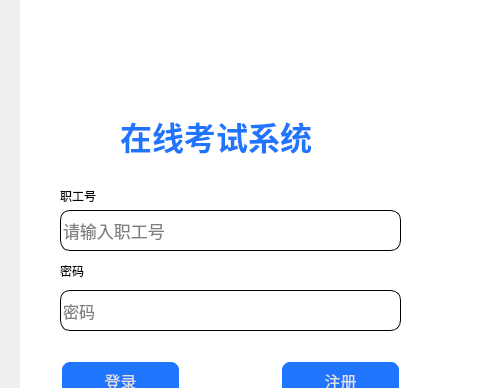
Above: ExamSystemTeacher/widget.ui from XieFuy/ExamSystemTeacherEnd before the change; both pictures show x 442 to 923 and y 0 to 388 of the 923 by 562 pixel window. Below: the same form after it.
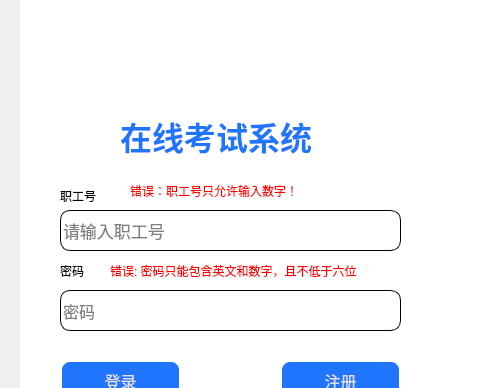
That is the form after the change. Icons and pictures are not drawn.

Commit message: 1、完成登录页面前端的数据校验功能和登录校验功能。

What changed in the file:
```diff
--- a/ExamSystemTeacher/widget.ui
+++ b/ExamSystemTeacher/widget.ui
@@ -285,6 +285,49 @@
        <string>在线考试系统</string>
       </property>
      </widget>
+     <widget class="QLabel" name="label_7">
+      <property name="geometry">
+       <rect>
+        <x>110</x>
+        <y>175</y>
+        <width>211</width>
+        <height>31</height>
+       </rect>
+      </property>
+      <property name="font">
+       <font>
+        <pointsize>9</pointsize>
+       </font>
+      </property>
+      <property name="styleSheet">
+       <string notr="true">#label_7
+{
+color:red;
+}</string>
+      </property>
+      <property name="text">
+       <string>错误：职工号只允许输入数字！</string>
+      </property>
+     </widget>
+     <widget class="QLabel" name="label_8">
+      <property name="geometry">
+       <rect>
+        <x>90</x>
+        <y>260</y>
+        <width>321</width>
+        <height>21</height>
+       </rect>
+      </property>
+      <property name="styleSheet">
+       <string notr="true">#label_8
+{
+color:red;
+}</string>
+      </property>
+      <property name="text">
+       <string>错误: 密码只能包含英文和数字，且不低于六位</string>
+      </property>
+     </widget>
     </widget>
    </item>
   </layout>
```
The commit also changes 2 other files.
